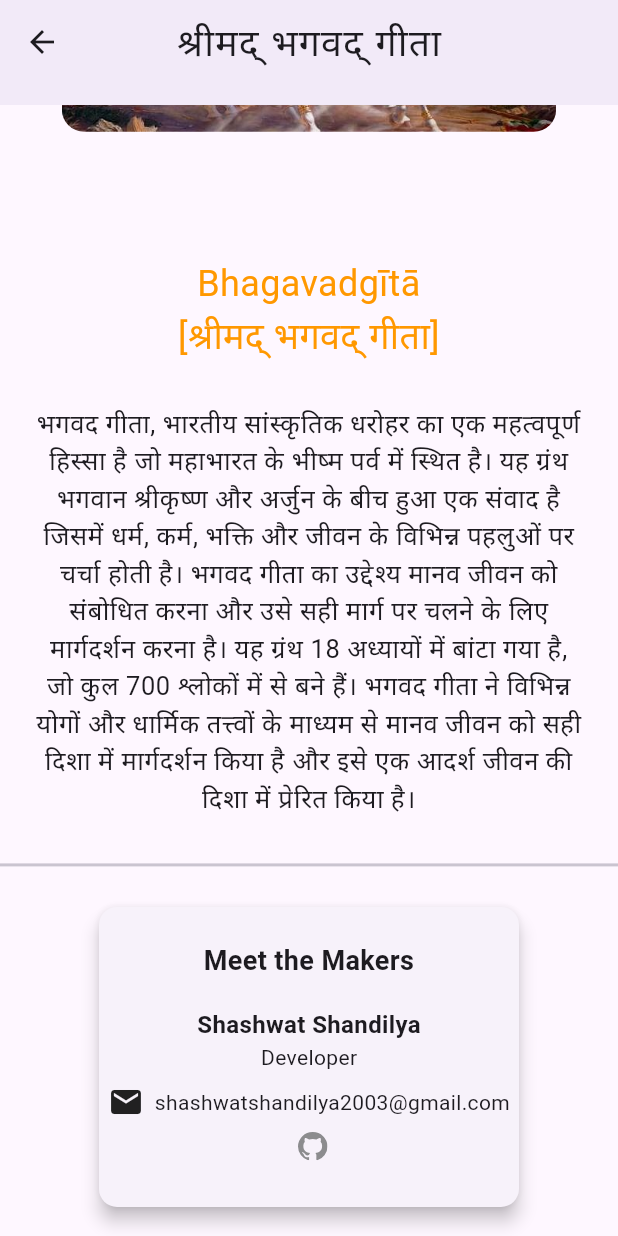
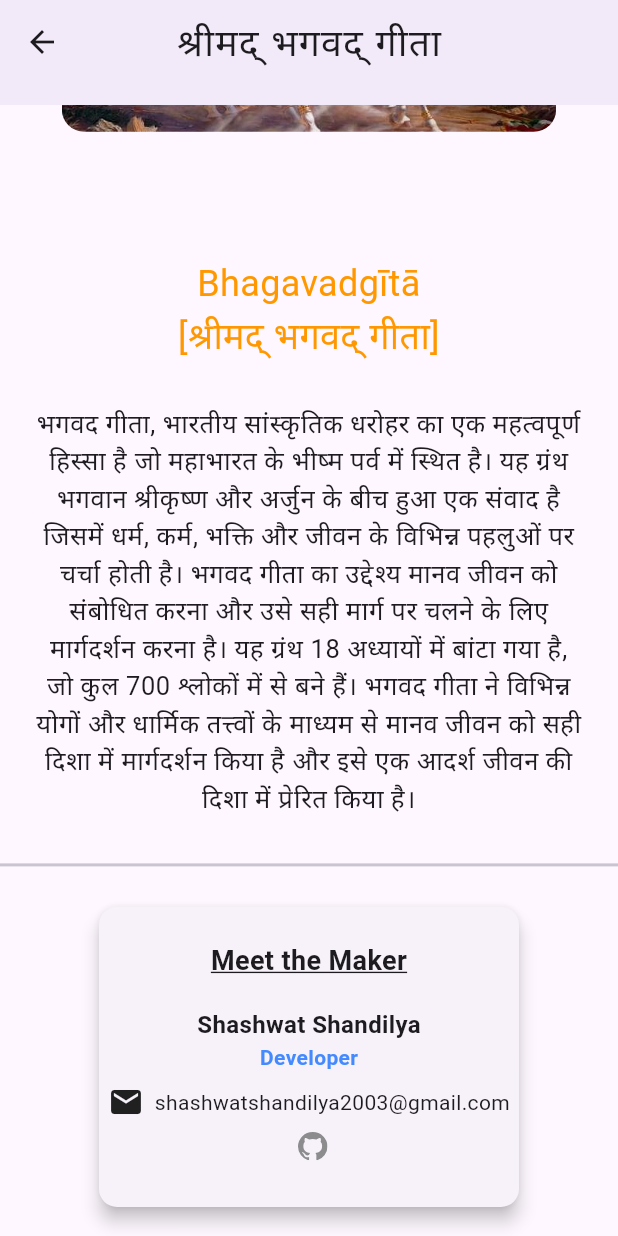
Before and after one commit to stp2003/Shreemad-Bhagwat-Geeta, a Flutter app: the AboutUsScreen screen opened directly, scrolled down 283 dp, on a phone screen of 412 x 824 dp. Run offline on Flutter 3.47's test engine with Material 3 defaults, Android fonts, the phone set to English and light mode, and no system bars; drawn by our look-alikes of animated_text_kit; our stand-ins replace adaptive_theme, flutter_svg, google_fonts; Roboto replaces fonts that are missing (Hind).

Commit message:
about us modified

```diff
--- a/lib/screens/about_us_screen.dart
+++ b/lib/screens/about_us_screen.dart
@@ -97,10 +97,11 @@ class AboutUsScreen extends StatelessWidget {
               crossAxisAlignment: CrossAxisAlignment.center,
               children: [
                 const Text(
-                  'Meet the Makers',
+                  'Meet the Maker',
                   style: TextStyle(
                     fontSize: 18,
                     fontWeight: FontWeight.bold,
+                    decoration: TextDecoration.underline,
                   ),
                   textAlign: TextAlign.center,
                 ),
@@ -137,7 +138,18 @@ class AboutUsScreen extends StatelessWidget {
               fontWeight: FontWeight.bold,
             ),
           ),
-          Text(role),
+          InkWell(
+            onTap: () {
+              launchGivenUrl('https://stp2003.github.io/');
+            },
+            child: Text(
+              role,
+              style: const TextStyle(
+                color: Colors.blueAccent,
+                fontWeight: FontWeight.bold,
+              ),
+            ),
+          ),
           const SizedBox(height: 8),
           Row(
             mainAxisAlignment: MainAxisAlignment.center,
```
